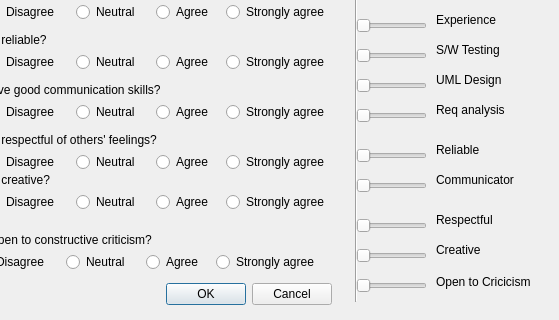
Before: the Qt Designer form qualificationwindow.ui in sprinklej/00100100, drawn with Qt 5; both pictures show x 724 to 1283 and y 329 to 649 of the 1283 by 649 pixel window.
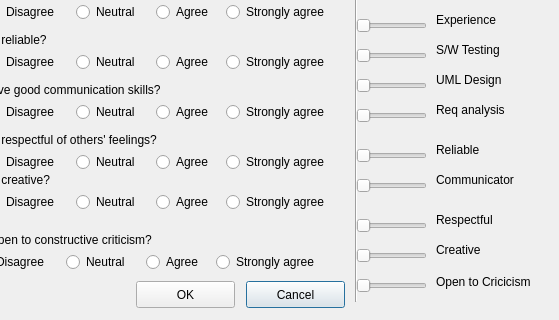
After: the same form once the commit is applied.

Commit message: Qualifications window

The edit to the form file:
```diff
--- a/qualificationwindow.ui
+++ b/qualificationwindow.ui
@@ -2057,22 +2057,9 @@
    <property name="text">
     <string>Strongly agree</string>
    </property>
-  </widget>
-  <widget class="QDialogButtonBox" name="buttonBox">
-   <property name="geometry">
-    <rect>
-     <x>880</x>
-     <y>610</y>
-     <width>176</width>
-     <height>27</height>
-    </rect>
-   </property>
-   <property name="orientation">
-    <enum>Qt::Horizontal</enum>
-   </property>
-   <property name="standardButtons">
-    <set>QDialogButtonBox::Cancel|QDialogButtonBox::Ok</set>
-   </property>
+   <attribute name="buttonGroup">
+    <string notr="true">buttonGroup_20</string>
+   </attribute>
   </widget>
   <widget class="QLabel" name="label_30">
    <property name="geometry">
@@ -2651,6 +2638,32 @@
     <string>Open to Cricicism</string>
    </property>
   </widget>
+  <widget class="QPushButton" name="pushButton">
+   <property name="geometry">
+    <rect>
+     <x>970</x>
+     <y>610</y>
+     <width>99</width>
+     <height>27</height>
+    </rect>
+   </property>
+   <property name="text">
+    <string>Cancel</string>
+   </property>
+  </widget>
+  <widget class="QPushButton" name="pushButton_2">
+   <property name="geometry">
+    <rect>
+     <x>860</x>
+     <y>610</y>
+     <width>99</width>
+     <height>27</height>
+    </rect>
+   </property>
+   <property name="text">
+    <string>OK</string>
+   </property>
+  </widget>
   <widget class="QLabel" name="label">
    <property name="geometry">
     <rect>
```
Left out of the diff: 491 changed lines with no effect on the pictures. The commit also changes 7 other files.
